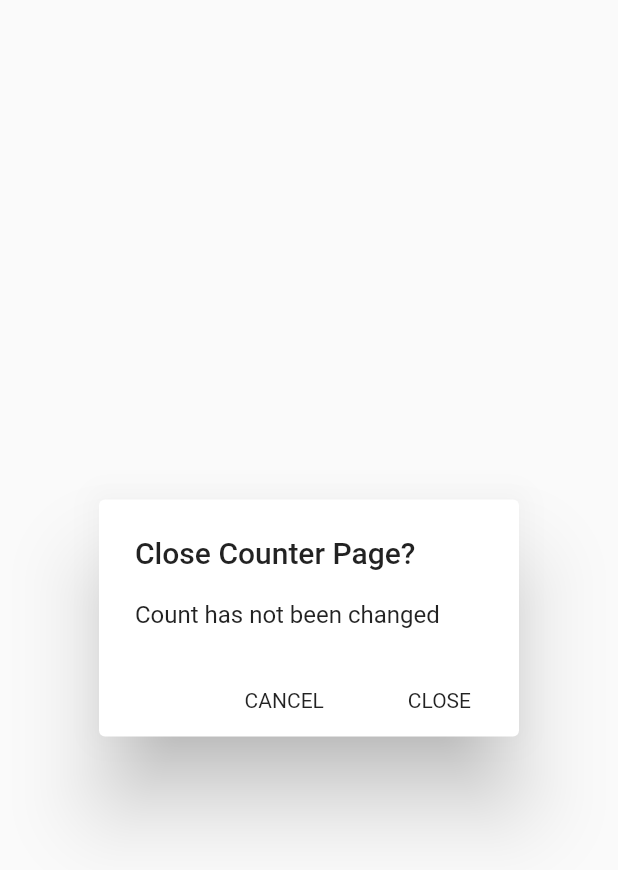
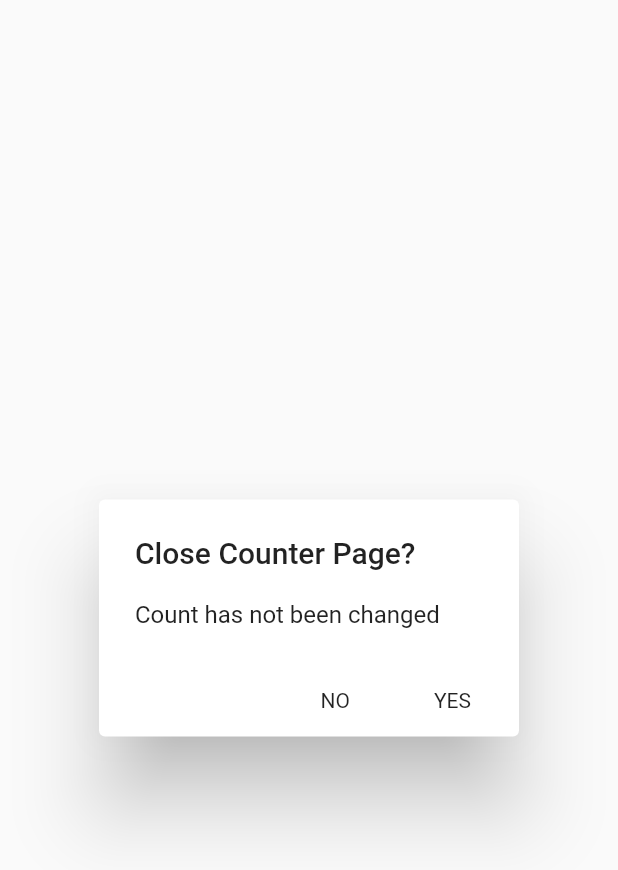
Before and after one commit to a-marenkov/shmr_flutter_navigation, a Flutter app: the ConfirmCloseCountDialog widget shown alone on an empty page, opened directly, on a phone screen of 412 x 824 dp. Shown: the top 870 px of the screen. Run offline on Flutter 3.47's test engine with Material 2 defaults, Android fonts, the light colour scheme and no system bars.

Commit message:
refactor examples

```diff
--- a/lib/7_dialogs_and_modals/dialogs.dart
+++ b/lib/7_dialogs_and_modals/dialogs.dart
@@ -62,11 +62,11 @@ class ConfirmCloseCountDialog extends StatelessWidget {
             actions: [
               CupertinoDialogAction(
                 onPressed: () => Navigator.of(context).pop(false),
-                child: const Text('Cancel'),
+                child: const Text('No'),
               ),
               CupertinoDialogAction(
                 onPressed: () => Navigator.of(context).pop(true),
-                child: const Text('Close'),
+                child: const Text('Yes'),
               ),
             ],
           )
@@ -76,11 +76,11 @@ class ConfirmCloseCountDialog extends StatelessWidget {
             actions: [
               SimpleDialogOption(
                 onPressed: () => Navigator.of(context).pop(false),
-                child: const Text('CANCEL'),
+                child: const Text('NO'),
               ),
               SimpleDialogOption(
                 onPressed: () => Navigator.of(context).pop(true),
-                child: const Text('CLOSE'),
+                child: const Text('YES'),
               ),
             ],
           );
@@ -105,12 +105,12 @@ class ConfirmCloseCountModal extends StatelessWidget {
             actions: [
               CupertinoActionSheetAction(
                 onPressed: () => Navigator.of(context).pop(true),
-                child: const Text('Close'),
+                child: const Text('Yes'),
               ),
               CupertinoActionSheetAction(
                 isDestructiveAction: true,
                 onPressed: () => Navigator.of(context).pop(false),
-                child: const Text('Cancel'),
+                child: const Text('No'),
               ),
             ],
           )
@@ -125,12 +125,12 @@ class ConfirmCloseCountModal extends StatelessWidget {
                 ),
                 ListTile(
                   leading: const Icon(Icons.check),
-                  title: const Text('Close'),
+                  title: const Text('Yes'),
                   onTap: () => Navigator.of(context).pop(true),
                 ),
                 ListTile(
                   leading: const Icon(Icons.close),
-                  title: const Text('Cancel'),
+                  title: const Text('No'),
                   onTap: () => Navigator.of(context).pop(false),
                 ),
                 ListTile(
--- a/lib/9_cupertino_tab_bar/navigation.dart
+++ b/lib/9_cupertino_tab_bar/navigation.dart
@@ -5,18 +5,20 @@ import 'observer.dart';
 import 'routes.dart';
 
 class NavigationManager {
-  NavigationManager._();
+  final String tag;
 
-  static final root = NavigationManager._();
+  NavigationManager._(this.tag);
+
+  static final instance = NavigationManager._('root');
   static final tabs = Map<int, NavigationManager>.unmodifiable({
-    0: NavigationManager._(),
-    1: NavigationManager._(),
+    0: NavigationManager._('tab_1'),
+    1: NavigationManager._('tab_2'),
   });
 
   final key = GlobalKey<NavigatorState>();
 
-  final observers = <NavigatorObserver>[
-    NavigationLogger(),
+  late final observers = <NavigatorObserver>[
+    NavigationLogger(tag),
   ];
 
   NavigatorState get _navigator => key.currentState!;
--- a/lib/9_cupertino_tab_bar/observer.dart
+++ b/lib/9_cupertino_tab_bar/observer.dart
@@ -1,14 +1,18 @@
 import 'package:flutter/widgets.dart';
 
 class NavigationLogger extends NavigatorObserver {
+  final String tag;
+
+  NavigationLogger(this.tag);
+
   @override
   void didPush(Route route, Route? previousRoute) {
-    print('$NavigationLogger.didPush: ${route.settings.name}');
+    print('$NavigationLogger.$tag.didPush: ${route.settings.name}');
   }
 
   @override
   void didPop(Route route, Route? previousRoute) {
-    print('$NavigationLogger.didPop: ${route.settings.name}');
+    print('$NavigationLogger.$tag.didPop: ${route.settings.name}');
   }
 
   @override
--- a/lib/utils/utils.dart
+++ b/lib/utils/utils.dart
@@ -50,7 +50,7 @@ class MyScaffold extends StatelessWidget {
 
 class MyButton extends StatelessWidget {
   final Widget child;
-  final VoidCallback onPressed;
+  final VoidCallback? onPressed;
 
   const MyButton({
     required this.child,
```
Also changed, not shown: lib/1_push_pop_replace/app.dart (+19 -2 lines), lib/9_cupertino_tab_bar/app.dart (+8 -8 lines).
